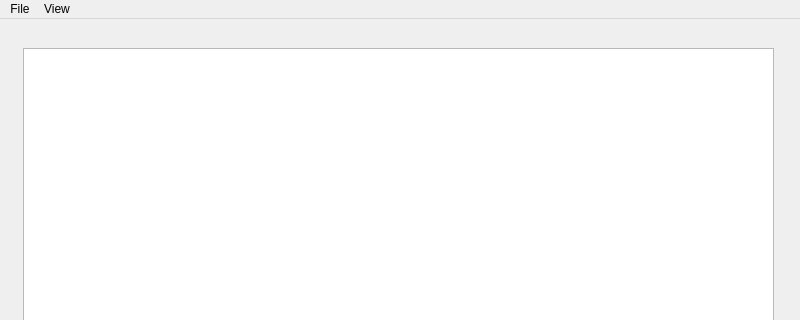
Old version of the form mainwindow.ui in the repository anicient321/blurtnote; both pictures show x 0 to 800 and y 0 to 320 of the 800 by 600 pixel window.
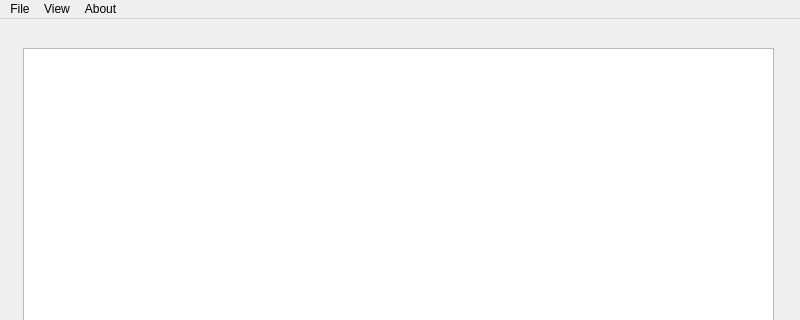
New version of the form.

What changed in the file:
```diff
--- a/mainwindow.ui
+++ b/mainwindow.ui
@@ -56,8 +56,15 @@
     </widget>
     <addaction name="menuThemes"/>
    </widget>
+   <widget class="QMenu" name="menuAbout">
+    <property name="title">
+     <string>About</string>
+    </property>
+    <addaction name="actionAbout"/>
+   </widget>
    <addaction name="menuFile"/>
    <addaction name="menuView"/>
+   <addaction name="menuAbout"/>
   </widget>
   <widget class="QStatusBar" name="statusbar"/>
   <action name="actionLight_mode">
```
Left out of the diff: 17 changed lines with no effect on the pictures.
